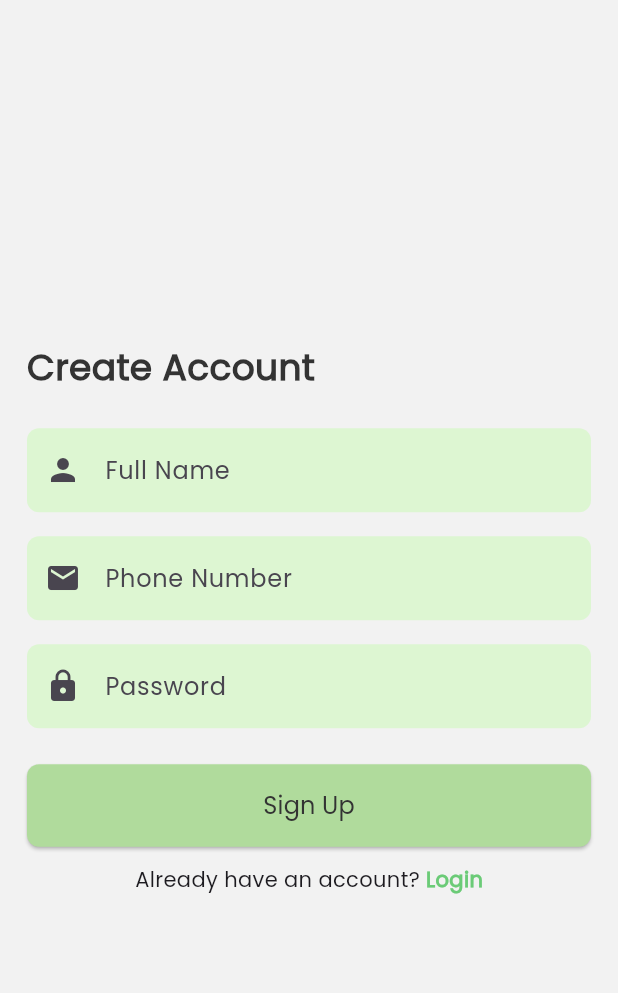
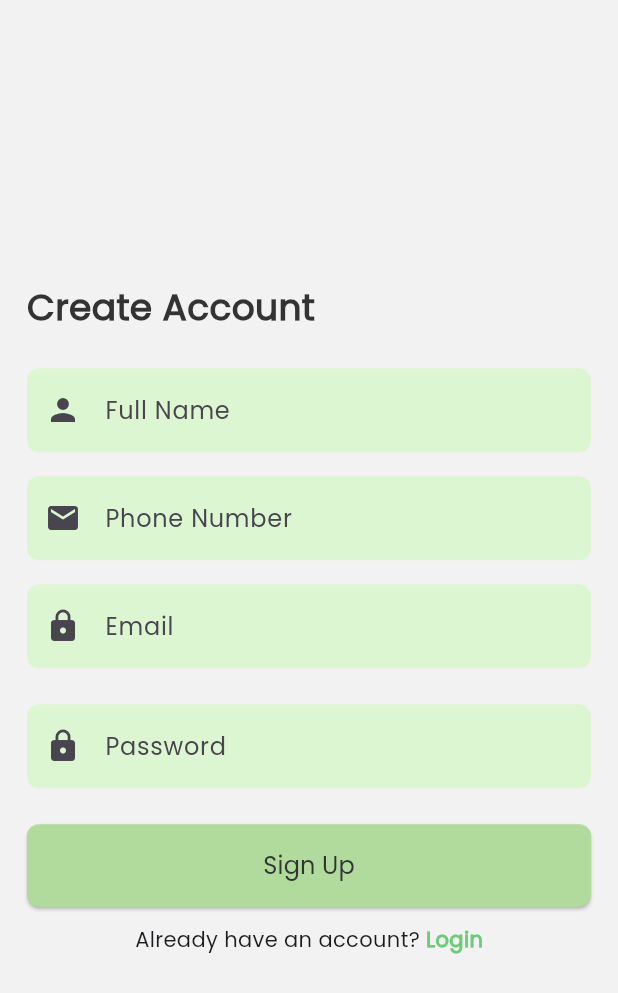
Before and after one commit to bharat-io/expense-tracker-app, a Flutter app: the SignUpScreen screen opened by its route, on a phone screen of 412 x 824 dp. Shown: the top 993 px of the screen. Run offline on Flutter 3.47's test engine with Material 3 defaults, Android fonts, the phone set to English and light mode, and no system bars; our stand-ins replace sqflite; accounts and stored records are empty.

Commit message:
email textfield added

```diff
--- a/lib/ui/screens/signUp_screen.dart
+++ b/lib/ui/screens/signUp_screen.dart
@@ -62,6 +62,20 @@ class SignUpScreen extends StatelessWidget {
         TextField(
           obscureText: true,
           decoration: InputDecoration(
+            hintText: "Email",
+            prefixIcon: Icon(Icons.lock),
+            filled: true,
+            fillColor: Color(0xFFDDF6D2),
+            border: OutlineInputBorder(
+              borderRadius: BorderRadius.circular(8),
+              borderSide: BorderSide.none,
+            ),
+          ),
+        ),
+        const SizedBox(height: 24),
+        TextField(
+          obscureText: true,
+          decoration: InputDecoration(
             hintText: "Password",
             prefixIcon: Icon(Icons.lock),
             filled: true,
```
